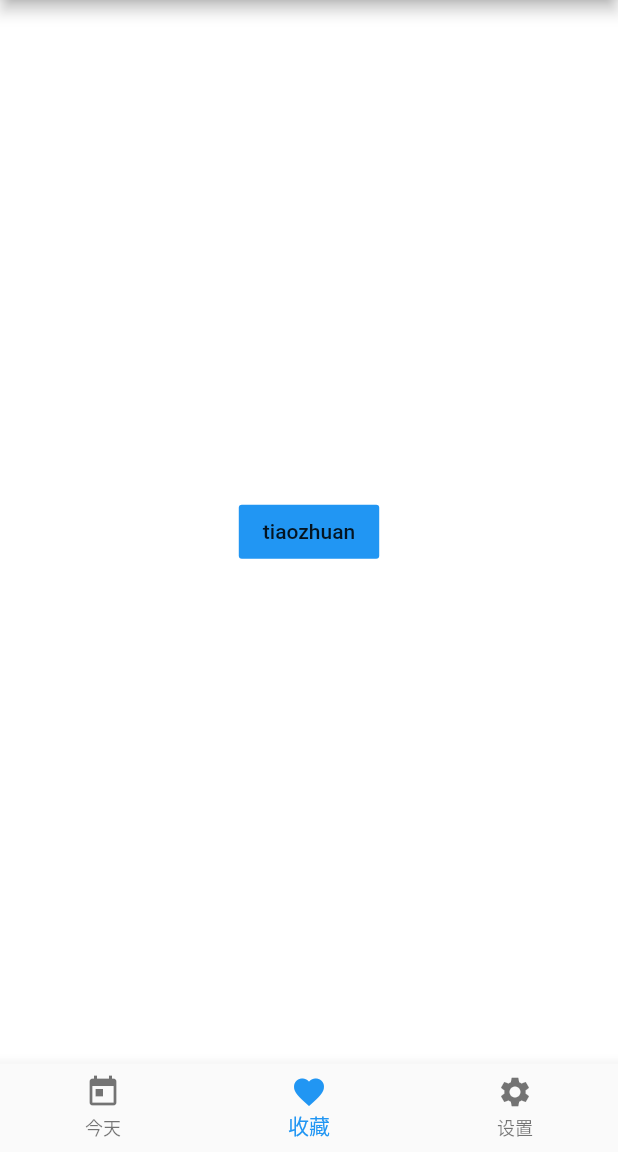
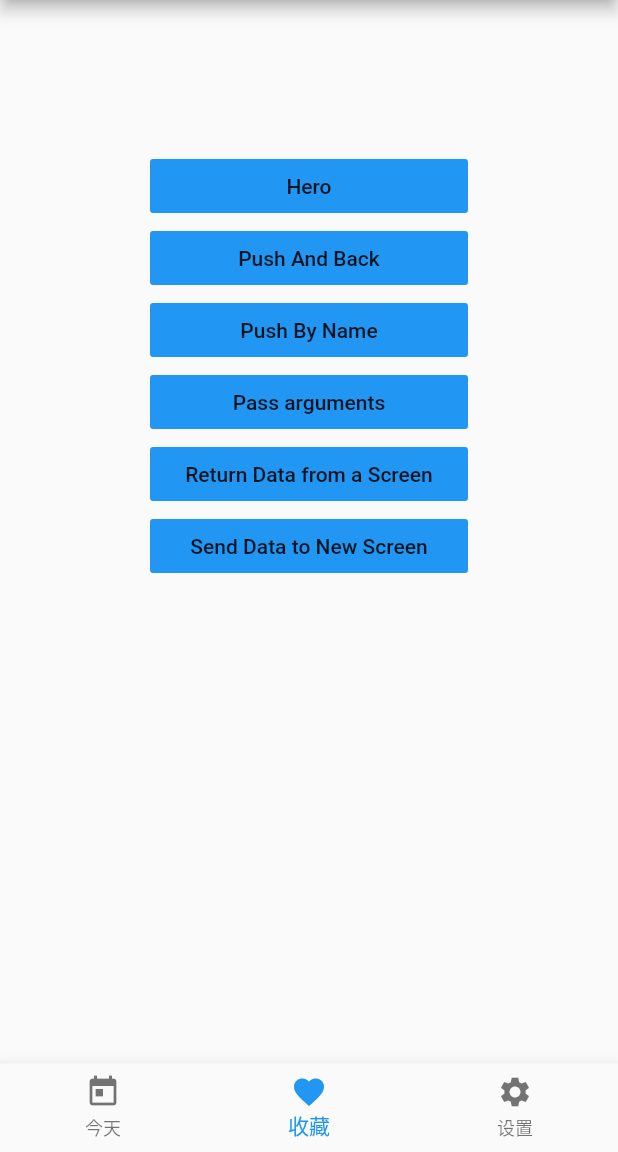
Before and after one commit to riverlj/gankioTest, a Flutter app: the screen it shows after launch, item 2 of the bottom bar chosen, on a phone screen of 412 x 824 dp, the part 84-1236 px from its top. Run offline on Flutter 3.47's test engine with Material 2 defaults, Android fonts, the phone set to English and light mode, and no system bars; missing offline and left inert: flutter_webview_plugin; network calls fail.

Commit message:
导航代码

```diff
--- a/lib/main.dart
+++ b/lib/main.dart
@@ -1,6 +1,8 @@
 import 'package:flutter/material.dart';
 import 'src/home.dart';
 import 'src/today/ViewDialog.dart';
+import 'src/favorite/navigationPushByName.dart';
+import 'src/favorite/navigationPassArguments.dart';
 
 void main() => runApp(MyApp());
 
@@ -9,8 +11,24 @@ class MyApp extends StatelessWidget {
   @override
   Widget build(BuildContext context) {
     return MaterialApp(
+      initialRoute: '/',
+      onGenerateRoute: (settings) {
+        if(settings.name == PassArgumentsScreen.routeName) {
+          final ScreenArguments args = settings.arguments;
+
+          return MaterialPageRoute(
+            builder: (context) {
+              return PassArgumentScreen(
+                title: args.title,
+                message: args.message,
+              );
+            }
+          );
+        }
+      },
       routes: {
-        "imageBrower": (BuildContext context) => new ViewDialog()
+        "/imageBrower": (BuildContext context) => new ViewDialog(),
+        '/second': (context) => SecondScreen()
       },
       title: 'Flutter Demo',
       theme: ThemeData(
--- a/lib/src/favorite/favoriteWidget.dart
+++ b/lib/src/favorite/favoriteWidget.dart
@@ -1,19 +1,77 @@
 import 'package:flutter/material.dart';
+import 'navigationHero.dart';
+import 'navigationPushAndBack.dart';
+import 'navigationPushByName.dart';
+import 'navigationPassArguments.dart';
+import 'navigationReturnDataFromScreen.dart';
+import 'navigationSendDataToScreen.dart';
 
 class Favorite extends StatelessWidget {
+
   @override
   Widget build(BuildContext context) {
-    return Container(
-      color: Colors.white,
-      child: Center(
-        child: FlatButton(
-          onPressed: () {
-            Navigator.push(context, MaterialPageRoute(builder: (context)=>Favorite()));
-          },
-          color: Colors.blue,
-          child: Text('tiaozhuan'),
-        ),
+    return ListView(children: <Widget>[
+      FlatButton(
+        onPressed: () {
+          Navigator.push(context, MaterialPageRoute(builder: (_){
+            return NavigationHero();
+          }));
+        },
+        color: Colors.blue,
+        child: Text('Hero'),
       ),
+    FlatButton(
+    padding: EdgeInsets.all(10),
+    onPressed: () {
+      Navigator.push(context, MaterialPageRoute(builder: (_){
+        return NavigationPushAndBack();
+      }));
+    },
+    color: Colors.blue,
+    child: Text('Push And Back'),
+    ),
+      FlatButton(
+        padding: EdgeInsets.all(10),
+        onPressed: () {
+          Navigator.push(context, MaterialPageRoute(builder: (_){
+            return NavigationPushByName();
+          }));
+        },
+        color: Colors.blue,
+        child: Text('Push By Name'),
+      ),
+      FlatButton(
+        padding: EdgeInsets.all(10),
+        onPressed: () {
+          Navigator.push(context, MaterialPageRoute(builder: (_){
+            return HomeScreen();
+          }));
+        },
+        color: Colors.blue,
+        child: Text('Pass arguments'),
+      ),
+      FlatButton(
+        padding: EdgeInsets.all(10),
+        onPressed: () {
+          Navigator.push(context, MaterialPageRoute(builder: (_){
+            return NavigationReturnDataFromScreen();
+          }));
+        },
+        color: Colors.blue,
+        child: Text('Return Data from a Screen'),
+      ),
+      FlatButton(
+        padding: EdgeInsets.all(10),
+        onPressed: () {
+          Navigator.push(context, MaterialPageRoute(builder: (_){
+            return NavigationSendDataToScreen();
+          }));
+        },
+        color: Colors.blue,
+        child: Text('Send Data to New Screen'),
+      )
+    ],
+      padding: EdgeInsets.all(100),
     );
   }
 }
--- /dev/null
+++ b/lib/src/favorite/navigationHero.dart
@@ -0,0 +1,53 @@
+import 'package:flutter/material.dart';
+
+class NavigationHero extends StatelessWidget {
+  @override
+  Widget build(BuildContext context) {
+    return MaterialApp(
+      title: 'hero 转场',
+      home: MainScreen(),
+    );
+  }
+}
+
+class MainScreen extends StatelessWidget {
+  @override
+  Widget build(BuildContext context) {
+    return Scaffold(
+        appBar: AppBar(
+          title: Text('main screen'),
+        ),
+        body: GestureDetector(
+          child: Center(
+              child: Hero(
+                  tag: 'imageHero',
+                  child: Image.network('https://picsum.photos/250?image=9'))),
+          onTap: () {
+            Navigator.push(
+                context,
+                MaterialPageRoute(
+                    builder: (_) {
+                      return DetailScreen();
+                    },
+                    fullscreenDialog: true));
+          },
+        ));
+  }
+}
+
+class DetailScreen extends StatelessWidget {
+  @override
+  Widget build(BuildContext context) {
+    return Scaffold(
+      body: Center(
+          child: GestureDetector(
+        child: Hero(
+            tag: 'imageHero',
+            child: Image.network('https://picsum.photos/250?image=9')),
+        onTap: () {
+          Navigator.pop(context);
+        },
+      )),
+    );
+  }
+}
--- /dev/null
+++ b/lib/src/favorite/navigationPushByName.dart
@@ -0,0 +1,44 @@
+import 'package:flutter/material.dart';
+
+class NavigationPushByName extends StatelessWidget {
+  @override
+  Widget build(BuildContext context) {
+    // TODO: implement build
+    return FirstScreen();
+  }
+}
+
+class FirstScreen extends StatelessWidget {
+  @override
+  Widget build(BuildContext context) {
+    return Scaffold(
+      appBar: AppBar(
+        title: Text('First Screen'),
+      ),
+      body: Center(
+        child: RaisedButton(onPressed: (){
+          Navigator.pushNamed(context, '/second');
+        },
+        child: Text('Launch screen'),),
+      ),
+    );
+  }
+}
+
+
+class SecondScreen extends StatelessWidget {
+  @override
+  Widget build(BuildContext context) {
+    return Scaffold(
+      appBar: AppBar(
+        title: Text('Second Screen'),
+      ),
+      body: Center(
+        child: RaisedButton(onPressed: (){
+          Navigator.pop(context);
+        },
+        child: Text('Go Back!'),),
+      ),
+    );
+  }
+}
--- a/pubspec.yaml
+++ b/pubspec.yaml
@@ -25,6 +25,7 @@ dependencies:
   cupertino_icons: ^0.1.2
   http: ^0.12.0+2
   flutter_webview_plugin: ^0.3.5
+  annotation_route: any
 
 dev_dependencies:
   flutter_test:
```
Also changed, not shown: lib/src/favorite/navigationPassArguments.dart (added, +110 -0 lines), lib/src/favorite/navigationPushAndBack.dart (added, +48 -0 lines), lib/src/favorite/navigationReturnDataFromScreen.dart (added, +69 -0 lines), lib/src/favorite/navigationSendDataToScreen.dart (added, +68 -0 lines), pubspec.lock.
